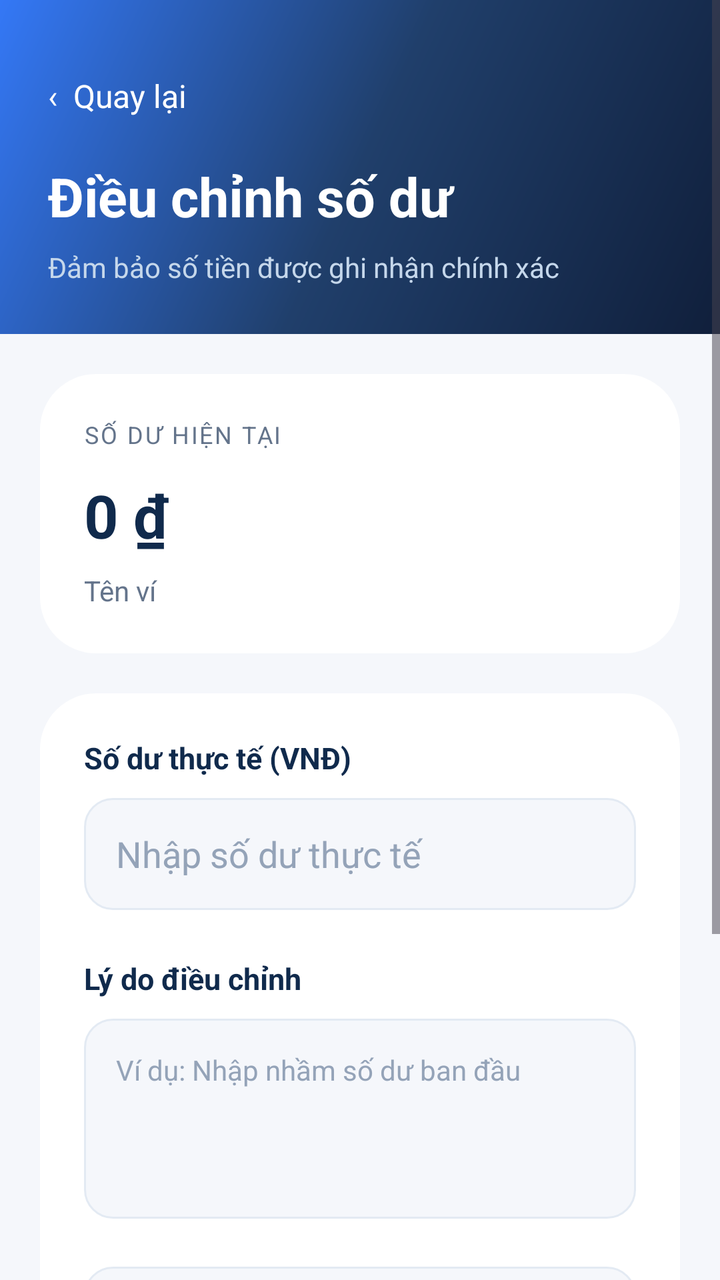
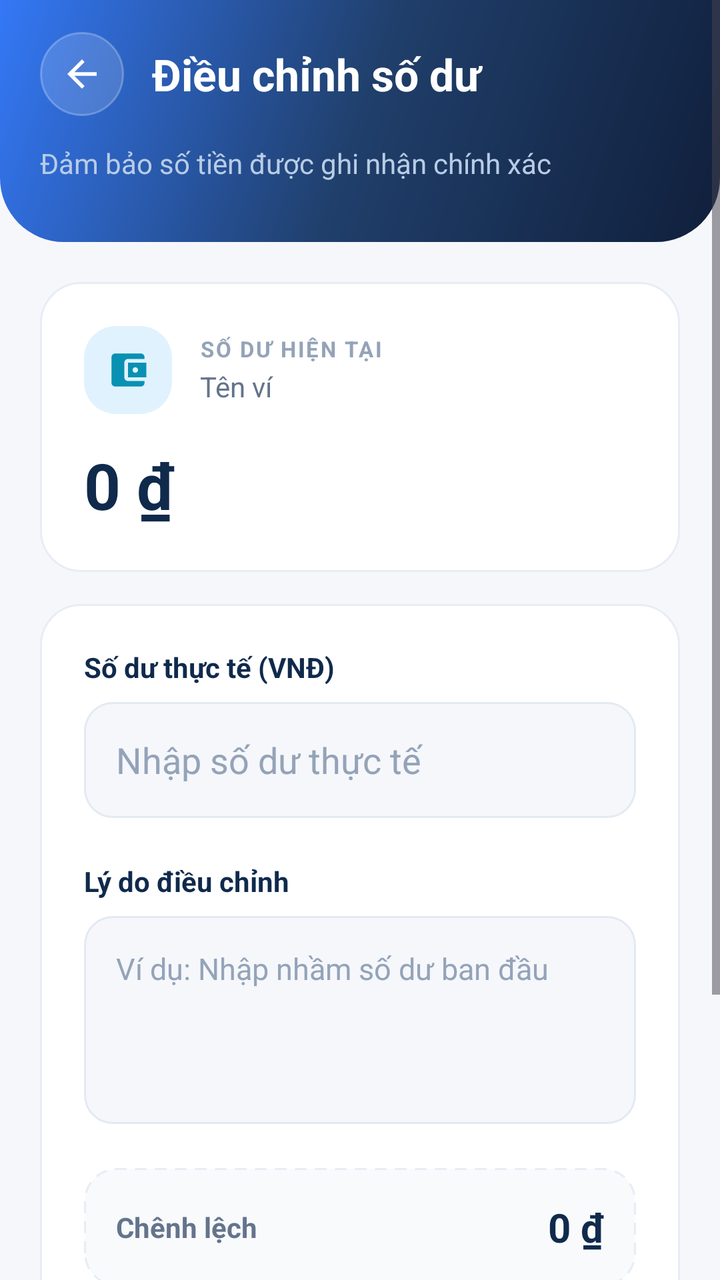

An Android layout rendered at two revisions. The XML below is the earlier revision; the diff shows what the commit changed to produce the second picture.
<!-- AndroidManifest.xml: application theme Theme.QLChiTieu -->
<!-- res/layout/activity_adjust_balance.xml -->
<?xml version="1.0" encoding="utf-8"?>
<ScrollView xmlns:android="http://schemas.android.com/apk/res/android"
    xmlns:app="http://schemas.android.com/apk/res-auto"
    android:layout_width="match_parent"
    android:layout_height="match_parent"
    android:fillViewport="true"
    android:background="#F5F7FB">

    <LinearLayout
        android:layout_width="match_parent"
        android:layout_height="wrap_content"
        android:orientation="vertical">

        <LinearLayout
            android:layout_width="match_parent"
            android:layout_height="wrap_content"
            android:background="@drawable/bg_auth_gradient"
            android:orientation="vertical"
            android:padding="24dp">

            <TextView
                android:id="@+id/tvQuayLaiDieuChinh"
                android:layout_width="wrap_content"
                android:layout_height="48dp"
                android:gravity="center_vertical"
                android:text="‹  Quay lại"
                android:textColor="#FFFFFF"
                android:textSize="16sp" />

            <TextView
                android:layout_width="match_parent"
                android:layout_height="wrap_content"
                android:layout_marginTop="8dp"
                android:text="Điều chỉnh số dư"
                android:textColor="#FFFFFF"
                android:textSize="27sp"
                android:textStyle="bold" />

            <TextView
                android:layout_width="match_parent"
                android:layout_height="wrap_content"
                android:layout_marginTop="8dp"
                android:text="Đảm bảo số tiền được ghi nhận chính xác"
                android:textColor="#C5D7EB"
                android:textSize="14sp" />

        </LinearLayout>

        <LinearLayout
            android:layout_width="match_parent"
            android:layout_height="wrap_content"
            android:layout_margin="20dp"
            android:background="@drawable/bg_auth_card"
            android:orientation="vertical"
            android:padding="22dp">

            <TextView
                android:layout_width="wrap_content"
                android:layout_height="wrap_content"
                android:text="SỐ DƯ HIỆN TẠI"
                android:textColor="#64748B"
                android:textSize="12sp"
                android:letterSpacing="0.08" />

            <TextView
                android:id="@+id/tvSoDuHienTai"
                android:layout_width="match_parent"
                android:layout_height="wrap_content"
                android:layout_marginTop="12dp"
                android:text="0 ₫"
                android:textColor="#102A4C"
                android:textSize="30sp"
                android:textStyle="bold" />

            <TextView
                android:id="@+id/tvTenViDieuChinh"
                android:layout_width="match_parent"
                android:layout_height="wrap_content"
                android:layout_marginTop="8dp"
                android:text="Tên ví"
                android:textColor="#64748B"
                android:textSize="14sp" />

        </LinearLayout>

        <LinearLayout
            android:layout_width="match_parent"
            android:layout_height="wrap_content"
            android:layout_marginStart="20dp"
            android:layout_marginEnd="20dp"
            android:background="@drawable/bg_auth_card"
            android:orientation="vertical"
            android:padding="22dp">

            <TextView
                android:layout_width="wrap_content"
                android:layout_height="wrap_content"
                android:text="Số dư thực tế (VNĐ)"
                android:textColor="#102A4C"
                android:textSize="15sp"
                android:textStyle="bold" />

            <EditText
                android:id="@+id/edtSoDuThucTe"
                android:layout_width="match_parent"
                android:layout_height="56dp"
                android:layout_marginTop="10dp"
                android:background="@drawable/bg_input"
                android:hint="Nhập số dư thực tế"
                android:inputType="number"
                android:singleLine="true"
                android:paddingStart="16dp"
                android:paddingEnd="16dp"
                android:textColor="#102A4C"
                android:textColorHint="#94A3B8"
                android:textSize="18sp" />

            <TextView
                android:layout_width="match_parent"
                android:layout_height="wrap_content"
                android:layout_marginTop="24dp"
                android:text="Lý do điều chỉnh"
                android:textColor="#102A4C"
                android:textSize="15sp"
                android:textStyle="bold" />

            <EditText
                android:id="@+id/edtLyDoDieuChinh"
                android:layout_width="match_parent"
                android:layout_height="100dp"
                android:layout_marginTop="10dp"
                android:background="@drawable/bg_input"
                android:gravity="top"
                android:hint="Ví dụ: Nhập nhầm số dư ban đầu"
                android:inputType="textCapSentences|textMultiLine"
                android:padding="16dp"
                android:textColor="#102A4C"
                android:textColorHint="#94A3B8"
                android:textSize="14sp" />

            <LinearLayout
                android:layout_width="match_parent"
                android:layout_height="wrap_content"
                android:layout_marginTop="24dp"
                android:background="@drawable/bg_input"
                android:gravity="center_vertical"
                android:orientation="horizontal"
                android:padding="16dp">

                <TextView
                    android:layout_width="0dp"
                    android:layout_height="wrap_content"
                    android:layout_weight="1"
                    android:text="Chênh lệch"
                    android:textColor="#64748B"
                    android:textSize="14sp"
                    android:textStyle="bold" />

                <TextView
                    android:id="@+id/tvChenhLechDieuChinh"
                    android:layout_width="wrap_content"
                    android:layout_height="wrap_content"
                    android:text="0 ₫"
                    android:textColor="#102A4C"
                    android:textSize="19sp"
                    android:textStyle="bold" />

            </LinearLayout>

            <com.google.android.material.button.MaterialButton
                android:id="@+id/btnXacNhanDieuChinh"
                android:layout_width="match_parent"
                android:layout_height="56dp"
                android:layout_marginTop="30dp"
                android:text="Xác nhận điều chỉnh"
                android:textAllCaps="false"
                android:textColor="#FFFFFF"
                android:textSize="16sp"
                android:textStyle="bold"
                app:backgroundTint="#0891B2"
                app:cornerRadius="16dp" />

        </LinearLayout>

        <TextView
            android:layout_width="match_parent"
            android:layout_height="wrap_content"
            android:layout_marginStart="30dp"
            android:layout_marginEnd="30dp"
            android:layout_marginTop="18dp"
            android:layout_marginBottom="30dp"
            android:gravity="center"
            android:text="Mọi thay đổi số dư sẽ được lưu vào lịch sử để bạn có thể kiểm tra lại."
            android:textColor="#94A3B8"
            android:textSize="12sp" />

    </LinearLayout>

</ScrollView>
<!-- resources referenced by this layout -->
<resources>
  <!-- drawable bg_auth_card (drawable) -->
  <?xml version="1.0" encoding="utf-8"?>
  <shape xmlns:android="http://schemas.android.com/apk/res/android"
      android:shape="rectangle">
  
      <solid android:color="@color/surface_light" />
  
      <corners android:radius="28dp" />
  
  </shape>
  <!-- drawable bg_auth_gradient (drawable) -->
  <?xml version="1.0" encoding="utf-8"?>
  <shape xmlns:android="http://schemas.android.com/apk/res/android"
      android:shape="rectangle">
  
      <gradient
          android:angle="135"
          android:startColor="@color/navy"
          android:centerColor="@color/navy_light"
          android:endColor="@color/blue"
          android:type="linear" />
  
  </shape>
  <style name="Theme.QLChiTieu" parent="Base.Theme.QLChiTieu" />
  <color name="surface_light">#FFFFFF</color>
  <color name="navy">#101F3B</color>
  <color name="navy_light">#203F6B</color>
  <color name="blue">#3478F6</color>
  <color name="white">#FFFFFF</color>
  <color name="teal">#18B6A4</color>
  <color name="background_light">#F5F7FB</color>
  <color name="border_light">#E3EAF3</color>
  <style name="Base.Theme.QLChiTieu" parent="Theme.Material3.DayNight.NoActionBar">
          
          
      </style>
  <!-- unchanged entries left out for length: 1 -->
</resources>

<!-- the commit's change to res/layout/activity_adjust_balance.xml (unified diff, before → after) -->
@@ -3,8 +3,9 @@
     xmlns:app="http://schemas.android.com/apk/res-auto"
     android:layout_width="match_parent"
     android:layout_height="match_parent"
+    android:background="@color/phinova_background"
     android:fillViewport="true"
-    android:background="#F5F7FB">
+    android:overScrollMode="never">
 
     <LinearLayout
         android:layout_width="match_parent"
@@ -12,36 +13,47 @@
         android:orientation="vertical">
 
         <LinearLayout
-            android:layout_width="match_parent"
-            android:layout_height="wrap_content"
-            android:background="@drawable/bg_auth_gradient"
+            android:id="@+id/layoutHeader"
+            android:layout_width="match_parent"
+            android:layout_height="wrap_content"
+            android:background="@drawable/bg_wallet_header"
             android:orientation="vertical"
-            android:padding="24dp">
-
-            <TextView
-                android:id="@+id/tvQuayLaiDieuChinh"
-                android:layout_width="wrap_content"
-                android:layout_height="48dp"
+            android:paddingStart="20dp"
+            android:paddingTop="16dp"
+            android:paddingEnd="20dp"
+            android:paddingBottom="30dp">
+
+            <LinearLayout
+                android:layout_width="match_parent"
+                android:layout_height="wrap_content"
                 android:gravity="center_vertical"
-                android:text="‹  Quay lại"
-                android:textColor="#FFFFFF"
-                android:textSize="16sp" />
-
-            <TextView
-                android:layout_width="match_parent"
-                android:layout_height="wrap_content"
-                android:layout_marginTop="8dp"
-                android:text="Điều chỉnh số dư"
-                android:textColor="#FFFFFF"
-                android:textSize="27sp"
-                android:textStyle="bold" />
-
-            <TextView
-                android:layout_width="match_parent"
-                android:layout_height="wrap_content"
-                android:layout_marginTop="8dp"
+                android:orientation="horizontal">
+
+                <TextView
+                    android:id="@+id/tvQuayLaiDieuChinh"
+                    android:layout_width="42dp"
+                    android:layout_height="42dp"
+                    android:background="@drawable/bg_back_button"
+                    android:contentDescription="Quay lại" />
+
+                <TextView
+                    android:layout_width="0dp"
+                    android:layout_height="wrap_content"
+                    android:layout_marginStart="14dp"
+                    android:layout_weight="1"
+                    android:text="Điều chỉnh số dư"
+                    android:textColor="@color/white"
+                    android:textSize="22sp"
+                    android:textStyle="bold" />
+
+            </LinearLayout>
+
+            <TextView
+                android:layout_width="match_parent"
+                android:layout_height="wrap_content"
+                android:layout_marginTop="14dp"
                 android:text="Đảm bảo số tiền được ghi nhận chính xác"
-                android:textColor="#C5D7EB"
+                android:textColor="#B8CCE6"
                 android:textSize="14sp" />
 
         </LinearLayout>
@@ -49,100 +61,134 @@
         <LinearLayout
             android:layout_width="match_parent"
             android:layout_height="wrap_content"
-            android:layout_margin="20dp"
-            android:background="@drawable/bg_auth_card"
+            android:layout_marginStart="20dp"
+            android:layout_marginTop="20dp"
+            android:layout_marginEnd="20dp"
+            android:background="@drawable/bg_card_soft"
             android:orientation="vertical"
             android:padding="22dp">
 
-            <TextView
-                android:layout_width="wrap_content"
-                android:layout_height="wrap_content"
-                android:text="SỐ DƯ HIỆN TẠI"
-                android:textColor="#64748B"
-                android:textSize="12sp"
-                android:letterSpacing="0.08" />
+            <LinearLayout
+                android:layout_width="match_parent"
+                android:layout_height="wrap_content"
+                android:gravity="center_vertical"
+                android:orientation="horizontal">
+
+                <ImageView
+                    android:layout_width="44dp"
+                    android:layout_height="44dp"
+                    android:background="@drawable/bg_icon_rounded"
+                    android:contentDescription="@null"
+                    android:padding="11dp"
+                    android:src="@drawable/ic_ewallet"
+                    app:tint="@color/phinova_accent" />
+
+                <LinearLayout
+                    android:layout_width="0dp"
+                    android:layout_height="wrap_content"
+                    android:layout_marginStart="14dp"
+                    android:layout_weight="1"
+                    android:orientation="vertical">
+
+                    <TextView
+                        android:layout_width="wrap_content"
+                        android:layout_height="wrap_content"
+                        android:letterSpacing="0.08"
+                        android:text="SỐ DƯ HIỆN TẠI"
+                        android:textColor="@color/phinova_text_hint"
+                        android:textSize="11sp"
+                        android:textStyle="bold" />
+
+                    <TextView
+                        android:id="@+id/tvTenViDieuChinh"
+                        android:layout_width="match_parent"
+                        android:layout_height="wrap_content"
+                        android:layout_marginTop="2dp"
+                        android:ellipsize="end"
+                        android:maxLines="1"
+                        android:text="Tên ví"
+                        android:textColor="@color/phinova_text_secondary"
+                        android:textSize="14sp" />
+
+                </LinearLayout>
+
+            </LinearLayout>
 
             <TextView
                 android:id="@+id/tvSoDuHienTai"
                 android:layout_width="match_parent"
                 android:layout_height="wrap_content"
-                android:layout_marginTop="12dp"
+                android:layout_marginTop="14dp"
                 android:text="0 ₫"
-                android:textColor="#102A4C"
-                android:textSize="30sp"
+                android:textColor="@color/phinova_text_primary"
+                android:textSize="32sp"
                 android:textStyle="bold" />
 
-            <TextView
-                android:id="@+id/tvTenViDieuChinh"
-                android:layout_width="match_parent"
-                android:layout_height="wrap_content"
-                android:layout_marginTop="8dp"
-                android:text="Tên ví"
-                android:textColor="#64748B"
-                android:textSize="14sp" />
-
         </LinearLayout>
 
         <LinearLayout
             android:layout_width="match_parent"
             android:layout_height="wrap_content"
             android:layout_marginStart="20dp"
+            android:layout_marginTop="16dp"
             android:layout_marginEnd="20dp"
-            android:background="@drawable/bg_auth_card"
+            android:background="@drawable/bg_card_soft"
             android:orientation="vertical"
             android:padding="22dp">
 
             <TextView
                 android:layout_width="wrap_content"
                 android:layout_height="wrap_content"
+                android:layout_marginTop="0dp"
                 android:text="Số dư thực tế (VNĐ)"
-                android:textColor="#102A4C"
-                android:textSize="15sp"
+                android:textColor="@color/phinova_text_primary"
+                android:textSize="14sp"
                 android:textStyle="bold" />
 
             <EditText
                 android:id="@+id/edtSoDuThucTe"
                 android:layout_width="match_parent"
-                android:layout_height="56dp"
-                android:layout_marginTop="10dp"
+                android:layout_height="58dp"
+                android:layout_marginTop="8dp"
                 android:background="@drawable/bg_input"
                 android:hint="Nhập số dư thực tế"
                 android:inputType="number"
-                android:singleLine="true"
                 android:paddingStart="16dp"
                 android:paddingEnd="16dp"
-                android:textColor="#102A4C"
-                android:textColorHint="#94A3B8"
-                android:textSize="18sp" />
-
-            <TextView
-                android:layout_width="match_parent"
-                android:layout_height="wrap_content"
-                android:layout_marginTop="24dp"
+                android:textColor="@color/phinova_text_primary"
+                android:textColorHint="@color/phinova_text_hint"
+                android:textSize="18sp"
+                android:singleLine="true"
+                />
+
+            <TextView
+                android:layout_width="wrap_content"
+                android:layout_height="wrap_content"
+                android:layout_marginTop="22dp"
                 android:text="Lý do điều chỉnh"
-                android:textColor="#102A4C"
-                android:textSize="15sp"
+                android:textColor="@color/phinova_text_primary"
+                android:textSize="14sp"
                 android:textStyle="bold" />
 
             <EditText
                 android:id="@+id/edtLyDoDieuChinh"
                 android:layout_width="match_parent"
-                android:layout_height="100dp"
-                android:layout_marginTop="10dp"
+                android:layout_height="104dp"
+                android:layout_marginTop="8dp"
                 android:background="@drawable/bg_input"
                 android:gravity="top"
                 android:hint="Ví dụ: Nhập nhầm số dư ban đầu"
                 android:inputType="textCapSentences|textMultiLine"
                 android:padding="16dp"
-                android:textColor="#102A4C"
-                android:textColorHint="#94A3B8"
-                android:textSize="14sp" />
+                android:textColor="@color/phinova_text_primary"
+                android:textColorHint="@color/phinova_text_hint"
+                android:textSize="15sp" />
 
             <LinearLayout
                 android:layout_width="match_parent"
                 android:layout_height="wrap_content"
-                android:layout_marginTop="24dp"
-                android:background="@drawable/bg_input"
+                android:layout_marginTop="22dp"
+                android:background="@drawable/bg_diff_box"
                 android:gravity="center_vertical"
                 android:orientation="horizontal"
                 android:padding="16dp">
@@ -152,7 +198,7 @@
                     android:layout_height="wrap_content"
                     android:layout_weight="1"
                     android:text="Chênh lệch"
-                    android:textColor="#64748B"
+                    android:textColor="@color/phinova_text_secondary"
                     android:textSize="14sp"
                     android:textStyle="bold" />
 
@@ -161,8 +207,8 @@
                     android:layout_width="wrap_content"
                     android:layout_height="wrap_content"
                     android:text="0 ₫"
-                    android:textColor="#102A4C"
-                    android:textSize="19sp"
+                    android:textColor="@color/phinova_text_primary"
+                    android:textSize="20sp"
                     android:textStyle="bold" />
 
             </LinearLayout>
@@ -171,13 +217,13 @@
                 android:id="@+id/btnXacNhanDieuChinh"
                 android:layout_width="match_parent"
                 android:layout_height="56dp"
-                android:layout_marginTop="30dp"
+                android:layout_marginTop="28dp"
                 android:text="Xác nhận điều chỉnh"
                 android:textAllCaps="false"
-                android:textColor="#FFFFFF"
+                android:textColor="@color/white"
                 android:textSize="16sp"
                 android:textStyle="bold"
-                app:backgroundTint="#0891B2"
+                app:backgroundTint="@color/phinova_accent"
                 app:cornerRadius="16dp" />
 
         </LinearLayout>
@@ -186,12 +232,12 @@
             android:layout_width="match_parent"
             android:layout_height="wrap_content"
             android:layout_marginStart="30dp"
+            android:layout_marginTop="16dp"
             android:layout_marginEnd="30dp"
-            android:layout_marginTop="18dp"
-            android:layout_marginBottom="30dp"
+            android:layout_marginBottom="28dp"
             android:gravity="center"
             android:text="Mọi thay đổi số dư sẽ được lưu vào lịch sử để bạn có thể kiểm tra lại."
-            android:textColor="#94A3B8"
+            android:textColor="@color/phinova_text_hint"
             android:textSize="12sp" />
 
     </LinearLayout>
<!-- resource entries referenced after the edit -->
@@ -1,34 +1,84 @@
 <!-- resources referenced by this layout -->
 <resources>
-  <!-- drawable bg_auth_card (drawable) -->
+  <color name="phinova_accent">#0891B2</color>
+  <color name="phinova_background">#F5F7FB</color>
+  <color name="phinova_text_hint">#94A3B8</color>
+  <color name="phinova_text_primary">#102A4C</color>
+  <color name="phinova_text_secondary">#64748B</color>
+  <style name="Theme.QLChiTieu" parent="Base.Theme.QLChiTieu" />
+  <!-- drawable ic_arrow_back (drawable) -->
+  <?xml version="1.0" encoding="utf-8"?>
+  <vector xmlns:android="http://schemas.android.com/apk/res/android"
+      android:width="24dp" android:height="24dp"
+      android:viewportWidth="24" android:viewportHeight="24">
+      <path android:fillColor="#FFFFFF"
+          android:pathData="M20,11H7.83l5.59,-5.59L12,4l-8,8 8,8 1.41,-1.41L7.83,13H20v-2z" />
+  </vector>
+  <color name="phinova_border">#E8EDF5</color>
+  <color name="wallet_other_bg">#E0F2FE</color>
+  <color name="navy">#101F3B</color>
+  <color name="navy_light">#203F6B</color>
+  <color name="blue">#3478F6</color>
+  <color name="white">#FFFFFF</color>
+  <!-- drawable bg_back_button (drawable) -->
+  <?xml version="1.0" encoding="utf-8"?>
+  <layer-list xmlns:android="http://schemas.android.com/apk/res/android">
+      <item>
+          <shape android:shape="oval">
+              <solid android:color="#26FFFFFF" />
+              <stroke android:width="1dp" android:color="#40FFFFFF" />
+          </shape>
+      </item>
+      <item
+          android:drawable="@drawable/ic_arrow_back"
+          android:gravity="center"
+          android:width="22dp"
+          android:height="22dp" />
+  </layer-list>
+  <!-- drawable bg_card_soft (drawable) -->
   <?xml version="1.0" encoding="utf-8"?>
   <shape xmlns:android="http://schemas.android.com/apk/res/android"
       android:shape="rectangle">
-  
-      <solid android:color="@color/surface_light" />
-  
-      <corners android:radius="28dp" />
-  
+      <solid android:color="@color/white" />
+      <corners android:radius="20dp" />
+      <stroke
+          android:width="1dp"
+          android:color="@color/phinova_border" />
   </shape>
-  <!-- drawable bg_auth_gradient (drawable) -->
+  <!-- drawable bg_diff_box (drawable) -->
+  <?xml version="1.0" encoding="utf-8"?>
+  <shape xmlns:android="http://schemas.android.com/apk/res/android" android:shape="rectangle">
+      <solid android:color="#F8FAFC" />
+      <corners android:radius="16dp" />
+      <stroke android:width="1dp" android:color="@color/phinova_border" android:dashWidth="6dp" android:dashGap="4dp" />
+  </shape>
+  <!-- drawable bg_icon_rounded (drawable) -->
+  <?xml version="1.0" encoding="utf-8"?>
+  <shape xmlns:android="http://schemas.android.com/apk/res/android" android:shape="rectangle">
+      <solid android:color="@color/wallet_other_bg" />
+      <corners android:radius="16dp" />
+  </shape>
+  <!-- drawable bg_wallet_header (drawable) -->
   <?xml version="1.0" encoding="utf-8"?>
   <shape xmlns:android="http://schemas.android.com/apk/res/android"
       android:shape="rectangle">
-  
       <gradient
           android:angle="135"
           android:startColor="@color/navy"
           android:centerColor="@color/navy_light"
           android:endColor="@color/blue"
           android:type="linear" />
-  
+      <corners
+          android:bottomLeftRadius="32dp"
+          android:bottomRightRadius="32dp" />
   </shape>
-  <style name="Theme.QLChiTieu" parent="Base.Theme.QLChiTieu" />
-  <color name="surface_light">#FFFFFF</color>
-  <color name="navy">#101F3B</color>
-  <color name="navy_light">#203F6B</color>
-  <color name="blue">#3478F6</color>
-  <color name="white">#FFFFFF</color>
+  <!-- drawable ic_ewallet (drawable) -->
+  <?xml version="1.0" encoding="utf-8"?>
+  <vector xmlns:android="http://schemas.android.com/apk/res/android"
+      android:width="24dp" android:height="24dp"
+      android:viewportWidth="24" android:viewportHeight="24">
+      <path android:fillColor="#FF000000" android:pathData="M21,18v1c0,1.1 -0.9,2 -2,2H5c-1.11,0 -2,-0.9 -2,-2V5c0,-1.1 0.89,-2 2,-2h14c1.1,0 2,0.9 2,2v1h-9c-1.11,0 -2,0.9 -2,2v8c0,1.1 0.89,2 2,2h9zM12,16h10V8H12v8zM16,13.5c-0.83,0 -1.5,-0.67 -1.5,-1.5s0.67,-1.5 1.5,-1.5 1.5,0.67 1.5,1.5 -0.67,1.5 -1.5,1.5z" />
+  </vector>
   <color name="teal">#18B6A4</color>
   <color name="background_light">#F5F7FB</color>
   <color name="border_light">#E3EAF3</color>
